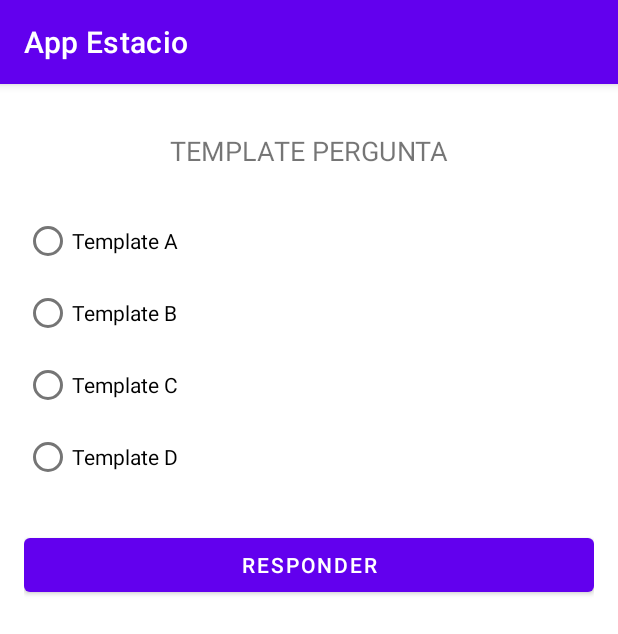
After one commit to dionlaranjeira/Aplicativo_estacio, an Android app: the MenuInicialActivity screen opened directly, with no data from a screen before it, on a phone screen of 412 x 824 dp. The commit adds this screen. Shown: the top 634 px of the screen. Run offline under Robolectric (Android 15) with nearby library versions, the phone set to English and light mode, and no system bars.

Commit message:
Aula dia 13-05-2021

```diff
--- a/app/src/main/AndroidManifest.xml
+++ b/app/src/main/AndroidManifest.xml
@@ -9,7 +9,8 @@
         android:roundIcon="@mipmap/ic_launcher_round"
         android:supportsRtl="true"
         android:theme="@style/Theme.AppEstacio">
-        <activity android:name=".CadastroActivity"></activity>
+        <activity android:name=".MenuInicialActivity"></activity>
+        <activity android:name=".CadastroActivity" />
         <activity android:name=".MainActivity">
             <intent-filter>
                 <action android:name="android.intent.action.MAIN" />
--- /dev/null
+++ b/app/src/main/java/com/estacio/app/MenuInicialActivity.java
@@ -0,0 +1,14 @@
+package com.estacio.app;
+
+import androidx.appcompat.app.AppCompatActivity;
+
+import android.os.Bundle;
+
+public class MenuInicialActivity extends AppCompatActivity {
+
+    @Override
+    protected void onCreate(Bundle savedInstanceState) {
+        super.onCreate(savedInstanceState);
+        setContentView(R.layout.activity_menu_inicial);
+    }
+}
--- /dev/null
+++ b/app/src/main/res/layout/activity_menu_inicial.xml
@@ -0,0 +1,60 @@
+<?xml version="1.0" encoding="utf-8"?>
+<LinearLayout
+    android:layout_width="match_parent"
+    android:layout_height="match_parent"
+    android:padding="16dp"
+    android:orientation="vertical"
+    xmlns:android="http://schemas.android.com/apk/res/android">
+
+
+    <TextView
+        android:layout_marginTop="16dp"
+        android:id="@+id/textViewPergunta"
+        android:layout_width="match_parent"
+        android:layout_height="wrap_content"
+        android:textSize="18dp"
+        android:textAlignment="center"
+        android:text="TEMPLATE PERGUNTA"
+        android:gravity="center_horizontal" />
+
+    <RadioGroup
+        android:layout_marginTop="24dp"
+        android:layout_width="match_parent"
+        android:layout_height="wrap_content" >
+
+        <RadioButton
+            android:id="@+id/radioButtonA"
+            android:layout_width="match_parent"
+            android:layout_height="wrap_content"
+            android:text="Template A" />
+
+        <RadioButton
+            android:id="@+id/radioButtonB"
+            android:layout_width="match_parent"
+            android:layout_height="wrap_content"
+            android:text="Template B" />
+
+        <RadioButton
+            android:id="@+id/radioButtonC"
+            android:layout_width="match_parent"
+            android:layout_height="wrap_content"
+            android:text="Template C" />
+
+        <RadioButton
+            android:id="@+id/radioButtonD"
+            android:layout_width="match_parent"
+            android:layout_height="wrap_content"
+            android:text="Template D" />
+
+
+    </RadioGroup>
+
+
+    <Button
+        android:layout_marginTop="24dp"
+        android:id="@+id/buttonResponder"
+        android:layout_width="match_parent"
+        android:layout_height="wrap_content"
+        android:text="RESPONDER" />
+
+</LinearLayout>
```
Also changed, not shown: app/src/main/java/com/estacio/app/CadastroActivity.java (+1 -11 lines), app/src/main/java/com/estacio/app/MainActivity.java (+44 -12 lines), app/src/main/res/layout/activity_main.xml (+8 -0 lines).
